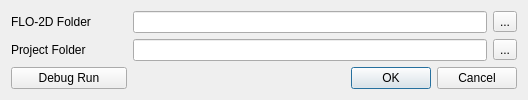
Above: flo2d/ui/flopro.ui from FLO-2DSoftware/qgis-flo-2d-plugin before the change. Below: the same form after it.
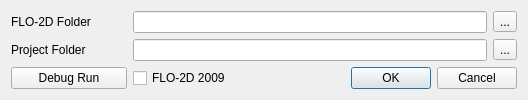
That is the form after the change.

Commit message: Add FLO-2D 2009 engine checkbox

```diff
--- a/flo2d/ui/flopro.ui
+++ b/flo2d/ui/flopro.ui
@@ -91,6 +91,13 @@
      <item row="1" column="1" colspan="3">
       <widget class="QLineEdit" name="project_le"/>
      </item>
+     <item row="2" column="1">
+      <widget class="QCheckBox" name="project_2009_chk">
+       <property name="text">
+        <string>FLO-2D 2009</string>
+       </property>
+      </widget>
+     </item>
     </layout>
    </item>
   </layout>
```
